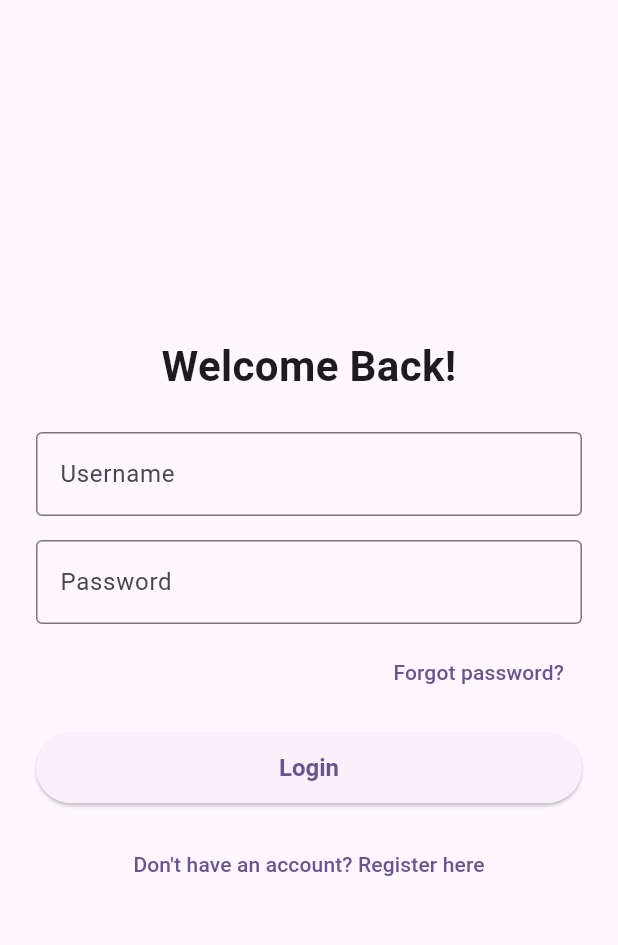
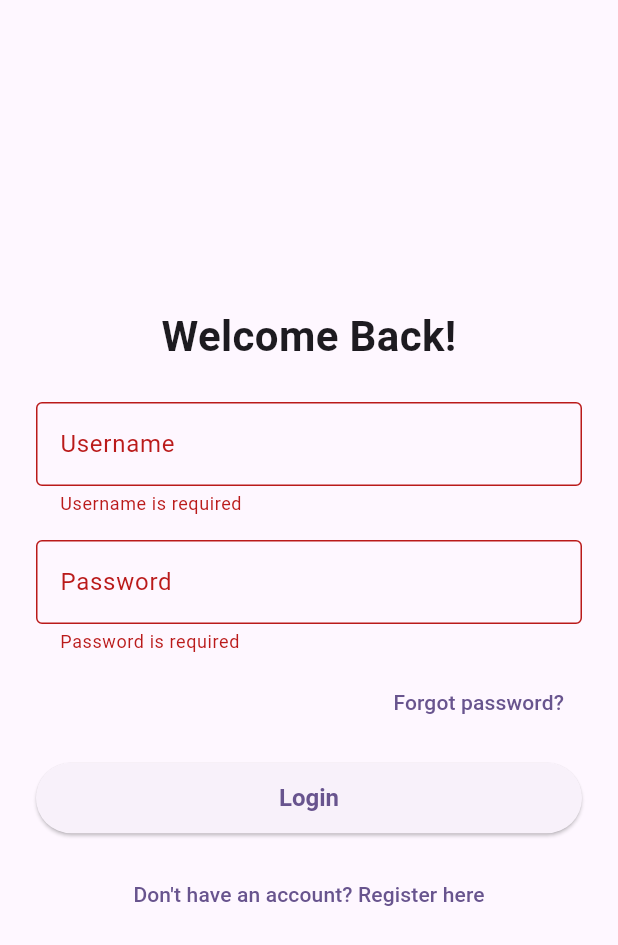
Before and after one commit to arebelo16/Domiledge-frontend, a Flutter app: the screen it shows after launch, after a tap on "Login", on a phone screen of 412 x 824 dp. Shown: the top 945 px of the screen. Run offline on Flutter 3.47's test engine with Material 3 defaults, Android fonts, the phone set to English and light mode, and no system bars; our stand-ins replace dio, shared_preferences.

Commit message:
Added auth validators

```diff
--- a/lib/core/services/http_services.dart
+++ b/lib/core/services/http_services.dart
@@ -10,15 +10,25 @@ class HttpService {
     _dio.options.baseUrl = Env.apiUrl;
   }
 
-  Future<Response> post(String url, {Map<String, dynamic>? data}) async {
-    final token = await StorageService.getToken();
+  Future<Response<dynamic>> post(String url, {Map<String, dynamic>? data, bool authRequired = true}) async {
+    final token = authRequired ? await StorageService.getToken() : null;
     final headers = {
       'Content-Type': 'application/json',
       if (token != null) 'Authorization': 'Bearer $token',
     };
 
-    return _dio.post(url, data: data, options: Options(headers: headers));
+    return _dio.post(
+      url,
+      data: data,
+      options: Options(
+        headers: headers,
+        validateStatus: (status) {
+          return status != null && status < 500;
+        },
+      ),
+    );
   }
+
 
   Future<Response> get(String url) async {
     final token = await StorageService.getToken();
--- /dev/null
+++ b/lib/core/validators/auth_validators.dart
@@ -0,0 +1,56 @@
+class AuthValidators {
+  static String? validateEmail(String? value) {
+    if (value == null || value.trim().isEmpty) {
+      return 'Email is required';
+    }
+    final emailRegex = RegExp(r'^[^@\s]+@[^@\s]+\.[^@\s]+$');
+    if (!emailRegex.hasMatch(value.trim())) {
+      return 'Invalid email format';
+    }
+    return null;
+  }
+
+  static String? validatePassword(String? value) {
+    if (value == null || value.isEmpty) {
+      return 'Password is required';
+    }
+    if (value.length < 6) {
+      return 'Password must be at least 6 characters';
+    }
+    return null;
+  }
+
+  static String? validateConfirmPassword(String? password, String? confirm) {
+    if (confirm == null || confirm.isEmpty) {
+      return 'Password confirmation is required';
+    }
+    if (password != confirm) {
+      return 'Passwords do not match';
+    }
+    return null;
+  }
+
+  static String? validateUsername(String? value) {
+    if (value == null || value.trim().isEmpty) {
+      return 'Username is required';
+    }
+    if (value.contains(' ')) {
+      return 'Username must not contain spaces';
+    }
+    if (value.length < 3 || value.length > 20) {
+      return 'Username must be between 3 and 20 characters';
+    }
+    final usernameRegex = RegExp(r'^[a-zA-Z0-9_.-]+$');
+    if (!usernameRegex.hasMatch(value)) {
+      return 'Username contains invalid characters';
+    }
+    return null;
+  }
+
+  static String? validateLoginPassword(String? value) {
+    if (value == null || value.trim().isEmpty) {
+      return 'Password is required';
+    }
+    return null;
+  }
+}
--- a/lib/features/auth/screens/login_page.dart
+++ b/lib/features/auth/screens/login_page.dart
@@ -1,3 +1,4 @@
+import 'package:domiledge_frontend/core/validators/auth_validators.dart';
 import 'package:flutter/material.dart';
 
 import '../../../shared/widgets/custom_button.dart';
@@ -15,14 +16,32 @@ class _LoginPageState extends State<LoginPage> {
   final _usernameController = TextEditingController();
   final _passwordController = TextEditingController();
   final _authController = AuthController();
+  final _formKey = GlobalKey<FormState>();
 
   void _login() async {
+    if (!_formKey.currentState!.validate()) return;
+
     final success = await _authController.login(
       _usernameController.text.trim(),
       _passwordController.text.trim(),
     );
     if (success && mounted) {
       Navigator.pushReplacementNamed(context, '/home');
+    } else if (mounted) {
+      ScaffoldMessenger.of(context).showSnackBar(
+        const SnackBar(
+          content: Row(
+            children: [
+              Icon(Icons.error, color: Colors.white),
+              SizedBox(width: 8),
+              Text('Invalid username or password'),
+            ],
+          ),
+          backgroundColor: Colors.red,
+          behavior: SnackBarBehavior.floating,
+          duration: Duration(seconds: 3),
+        ),
+      );
     }
   }
 
@@ -32,6 +51,8 @@ class _LoginPageState extends State<LoginPage> {
       body: Center(
         child: SingleChildScrollView(
           padding: const EdgeInsets.all(24.0),
+          child: Form(
+            key: _formKey,
             child: Column(
               mainAxisAlignment: MainAxisAlignment.center,
               crossAxisAlignment: CrossAxisAlignment.stretch,
@@ -44,12 +65,14 @@ class _LoginPageState extends State<LoginPage> {
                 const SizedBox(height: 24),
                 CustomTextField(
                   controller: _usernameController,
+                  validator: AuthValidators.validateUsername,
                   label: 'Username',
                 ),
                 const SizedBox(height: 16),
                 CustomTextField(
                   controller: _passwordController,
                   label: 'Password',
+                  validator: AuthValidators.validateLoginPassword,
                   obscureText: true,
                 ),
                 const SizedBox(height: 8),
@@ -61,10 +84,7 @@ class _LoginPageState extends State<LoginPage> {
                   ),
                 ),
                 const SizedBox(height: 16),
-              CustomButton(
-                text: 'Login',
-                onPressed: _login,
-              ),
+                CustomButton(text: 'Login', onPressed: _login),
                 const SizedBox(height: 16),
                 TextButton(
                   onPressed: () {
@@ -76,6 +96,7 @@ class _LoginPageState extends State<LoginPage> {
             ),
           ),
         ),
+      ),
     );
   }
 }
--- a/lib/shared/widgets/text_fields.dart
+++ b/lib/shared/widgets/text_fields.dart
@@ -5,18 +5,22 @@ class CustomTextField extends StatelessWidget {
   final String label;
   final bool obscureText;
 
+  final dynamic validator;
+
   const CustomTextField({
     super.key,
     required this.controller,
     required this.label,
+    this.validator,
     this.obscureText = false,
   });
 
   @override
   Widget build(BuildContext context) {
-    return TextField(
+    return TextFormField(
       controller: controller,
       obscureText: obscureText,
+      validator: validator,
       decoration: InputDecoration(
         labelText: label,
         border: const OutlineInputBorder(),
```
Also changed, not shown: lib/features/auth/data/auth_api.dart (+11 -3 lines), lib/features/auth/screens/register_page.dart (+16 -7 lines). Lines whose indentation alone changed are shown as unchanged.
